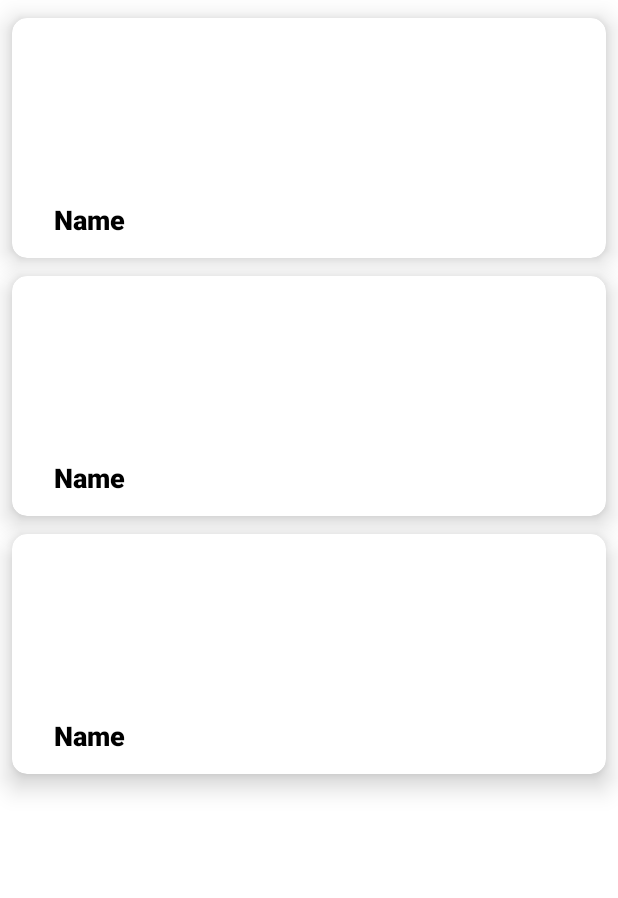
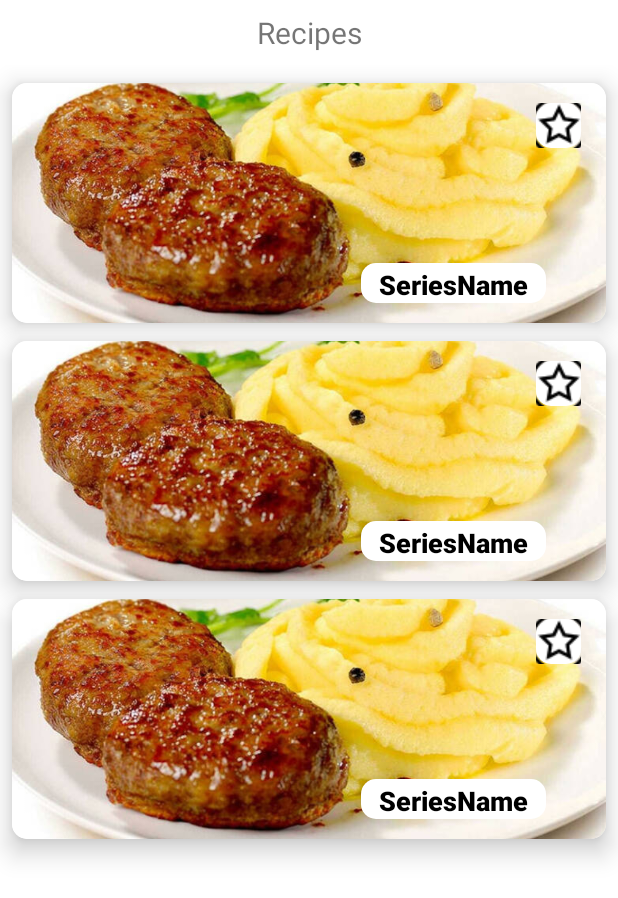
Before and after one commit to ksushagolubeffa/RecipeBox, an Android app: the layout fragment_recipes.xml on its own in the app's theme, with its tools: preview values and no code run, on a phone screen of 412 x 824 dp. Shown: the top 898 px of the screen. Run offline under Robolectric (Android 15) with nearby library versions, the phone set to English and light mode, and no system bars.

```diff
--- a/app/src/main/java/com/example/recipebox/RecipesFragment.kt
+++ b/app/src/main/java/com/example/recipebox/RecipesFragment.kt
@@ -29,7 +29,7 @@ class RecipesFragment : Fragment(R.layout.fragment_recipes) {
         }
 
         if (recipeDao != null) {
-            adapter = RecipesAdapter(recipeDao.getAllRecipes(), Glide.with(this)) { id ->
+            adapter = RecipesAdapter(RecipesRepository.recipes, Glide.with(this)) { id ->
                 findNavController().navigate(
                     R.id.action_recipesFragment_to_descriptionFragment,
                     DescriptionFragment.createBundle(id)
--- a/app/src/main/res/layout/fragment_recipes.xml
+++ b/app/src/main/res/layout/fragment_recipes.xml
@@ -6,16 +6,28 @@
     android:layout_width="match_parent"
     android:layout_height="match_parent">
 
+    <TextView
+        android:id="@+id/tv_series"
+        android:layout_width="wrap_content"
+        android:layout_height="wrap_content"
+        android:layout_marginTop="8dp"
+        android:text="Recipes"
+        android:textSize="20sp"
+        app:layout_constraintEnd_toEndOf="parent"
+        app:layout_constraintStart_toStartOf="parent"
+        app:layout_constraintTop_toTopOf="parent" />
+
     <androidx.recyclerview.widget.RecyclerView
         android:id="@+id/rv_series"
         android:layout_width="match_parent"
         android:layout_height="0dp"
+        android:layout_marginTop="8dp"
         android:scrollbars="vertical"
         tools:listitem="@layout/item_recipes"
         app:layoutManager="androidx.recyclerview.widget.LinearLayoutManager"
         app:layout_constraintBottom_toBottomOf="parent"
         app:layout_constraintEnd_toEndOf="parent"
         app:layout_constraintStart_toStartOf="parent"
-        app:layout_constraintTop_toTopOf="parent" />
+        app:layout_constraintTop_toBottomOf="@id/tv_series" />
 
 </androidx.constraintlayout.widget.ConstraintLayout>
--- a/app/src/main/res/layout/item_recipes.xml
+++ b/app/src/main/res/layout/item_recipes.xml
@@ -25,26 +25,47 @@
             android:scaleType="centerCrop"
             app:layout_constraintEnd_toEndOf="parent"
             app:layout_constraintStart_toStartOf="parent"
-            app:layout_constraintTop_toTopOf="parent" />
+            app:layout_constraintTop_toTopOf="parent"
+            android:src="@drawable/kotleta"/>
+
+        <ImageButton
+            android:layout_width="30dp"
+            android:layout_height="30dp"
+            android:src="@drawable/star"
+            android:background="@drawable/rounded_bg"
+            app:layout_constraintHorizontal_bias="0.955"
+            app:layout_constraintStart_toStartOf="parent"
+            app:layout_constraintEnd_toEndOf="parent"
+            app:layout_constraintBottom_toBottomOf="parent"
+            app:layout_constraintTop_toTopOf="parent"
+            app:layout_constraintVertical_bias="0.1"
+            app:layout_constraintVertical_chainStyle="packed"/>
+
 
         <TextView
             android:id="@+id/tv_name"
-            android:layout_width="match_parent"
+            android:layout_width="wrap_content"
             android:layout_height="wrap_content"
             android:layout_marginStart="16dp"
             android:layout_marginEnd="16dp"
             android:paddingStart="12sp"
             android:paddingEnd="12sp"
+            android:paddingTop="2dp"
             android:textSize="18sp"
             android:textColor="@color/black"
             android:background="@drawable/rounded_bg"
             android:fontFamily="sans-serif-medium"
             android:textStyle="bold"
-            app:layout_constraintBottom_toBottomOf="@id/iv_cover"
+            app:layout_constraintHorizontal_bias="0.9"
+            app:layout_constraintStart_toStartOf="parent"
+            app:layout_constraintEnd_toEndOf="parent"
+            app:layout_constraintBottom_toBottomOf="parent"
             app:layout_constraintTop_toTopOf="parent"
             app:layout_constraintVertical_bias=".9"
             app:layout_constraintVertical_chainStyle="packed"
-            tools:text="Name" />
+            tools:text="SeriesName" />
+
+
 
     </androidx.constraintlayout.widget.ConstraintLayout>
 
```
Also changed, not shown: app/src/main/java/com/example/recipebox/FavoriteFragment.kt (+41 -0 lines), app/src/main/res/layout/fragment_favorite.xml (+17 -1 lines), app/src/main/res/navigation/main_graph.xml (+8 -1 lines).
